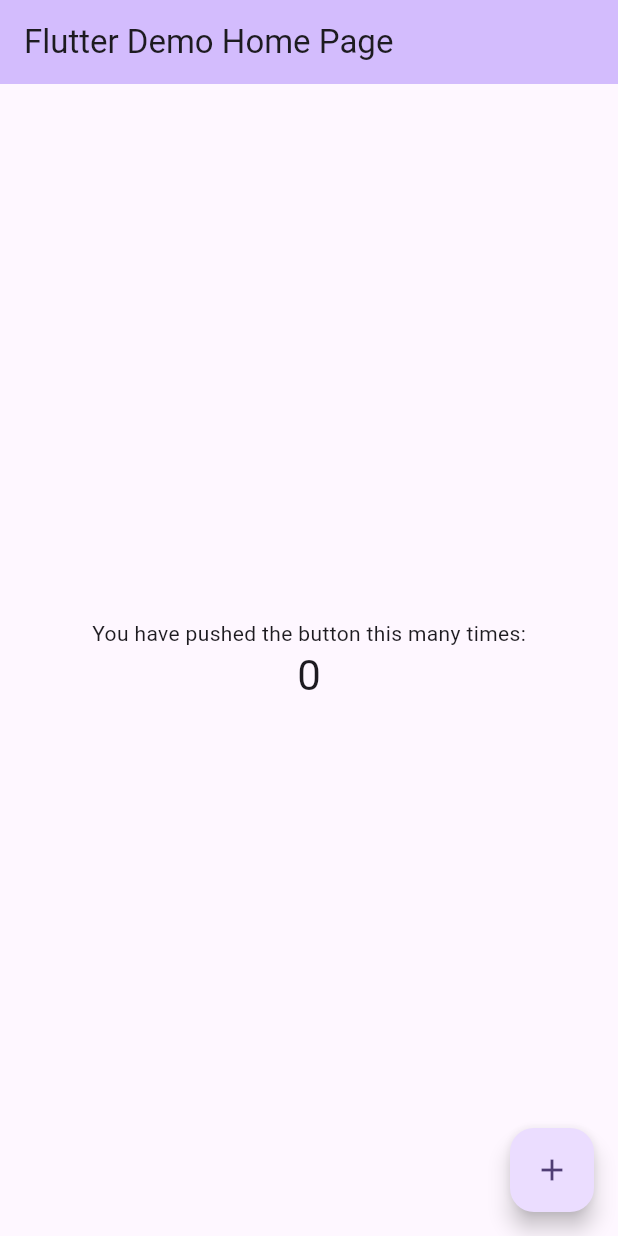
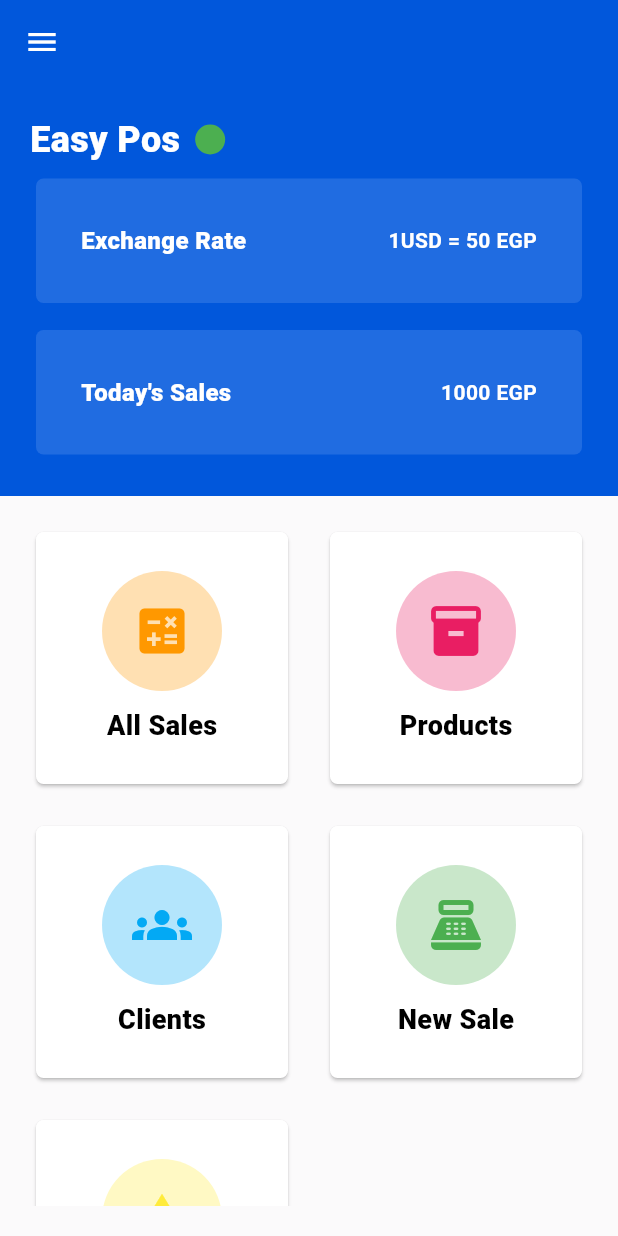
Before and after one commit to Omniamohamd20/Egyption_Council_point-of-sale-app, a Flutter app: the screen it shows after launch, on a phone screen of 412 x 824 dp. Run offline on Flutter 3.47's test engine with Material 3 defaults, Android fonts, the phone set to English and light mode, and no system bars; our stand-ins replace get_it, sqflite, sqflite_common_ffi_web; accounts and stored records are empty.

Commit message:
helper commit

```diff
--- /dev/null
+++ b/lib/helpers/sql_helper.dart
@@ -0,0 +1,73 @@
+import 'package:flutter/foundation.dart';
+import 'package:sqflite/sqflite.dart';
+import 'package:sqflite_common_ffi_web/sqflite_ffi_web.dart';
+
+class SqlHelper {
+  Database? db;
+
+  Future<void> init() async {
+    try {
+      if (kIsWeb) {
+        //web
+        var factory = databaseFactoryFfiWeb;
+        db = await factory.openDatabase('pos.db');
+      } else {
+        db = await openDatabase(
+          'pos.db',
+          version: 1,
+          onCreate: (db, version) {
+            print('database created successfully');
+          },
+        );
+      }
+    } catch (e) {
+      print('Error in creating database: $e');
+    }
+  }
+//future =>await
+  Future<bool> createTables() async {
+    try {
+      var batch = db!.batch();
+      //creating categories table
+      batch.execute("""
+        Create table if not exists categories(
+          id integer primary key,
+          name text not null,
+          description text not null
+          )
+          """);
+
+      //creating products table
+      batch.execute("""
+        Create table if not exists products(
+          id integer primary key,
+          name text not null,
+          description text not null,
+          price double not null,
+          stock integer not null,
+          isAvaliable boolean not null,
+          image blob,
+          categoryId integer not null
+          )
+          """);
+
+      //creating clients table
+      batch.execute("""
+        Create table if not exists clients(
+          id integer primary key,
+          name text not null,
+          email text,
+          phone text,
+          address text
+          )
+          """);
+
+      var result = await batch.commit();
+      print('resuts $result');
+      return true;
+    } catch (e) {
+      print('Error in creating table: $e');
+      return false;
+    }
+  }
+}
--- a/lib/main.dart
+++ b/lib/main.dart
@@ -1,125 +1,63 @@
+import 'package:easy_pos/helpers/sql_helper.dart';
+import 'package:easy_pos/pages/home.dart';
 import 'package:flutter/material.dart';
+import 'package:get_it/get_it.dart';
 
-void main() {
+void main() async {
+  WidgetsFlutterBinding.ensureInitialized();
+
+  var sqlHelper = SqlHelper();
+     //type it just once
+  await sqlHelper.init();
+  if (sqlHelper.db != null) {
+    GetIt.I.registerSingleton<SqlHelper>(sqlHelper);
+  }
+
   runApp(const MyApp());
 }
 
 class MyApp extends StatelessWidget {
   const MyApp({super.key});
 
-  // This widget is the root of your application.
   @override
   Widget build(BuildContext context) {
     return MaterialApp(
-      title: 'Flutter Demo',
+      debugShowCheckedModeBanner: false,
+      title: 'Easy Pos',
       theme: ThemeData(
-        // This is the theme of your application.
-        //
-        // TRY THIS: Try running your application with "flutter run". You'll see
-        // the application has a purple toolbar. Then, without quitting the app,
-        // try changing the seedColor in the colorScheme below to Colors.green
-        // and then invoke "hot reload" (save your changes or press the "hot
-        // reload" button in a Flutter-supported IDE, or press "r" if you used
-        // the command line to start the app).
-        //
-        // Notice that the counter didn't reset back to zero; the application
-        // state is not lost during the reload. To reset the state, use hot
-        // restart instead.
-        //
-        // This works for code too, not just values: Most code changes can be
-        // tested with just a hot reload.
-        colorScheme: ColorScheme.fromSeed(seedColor: Colors.deepPurple),
+        appBarTheme: AppBarTheme(
+            backgroundColor: Color(0xff0157db),
+            //color of anything on the appBar=>
+            foregroundColor: Colors.white),
+        colorScheme: ColorScheme.fromSwatch(
+            errorColor: Colors.red,
+            cardColor: Colors.blue.shade100,
+            backgroundColor: Colors.white,
+            primarySwatch: getMaterialColor(Color(0xff0157db))),
         useMaterial3: true,
       ),
-      home: const MyHomePage(title: 'Flutter Demo Home Page'),
+      home: HomePage(),
     );
   }
-}
 
-class MyHomePage extends StatefulWidget {
-  const MyHomePage({super.key, required this.title});
+  MaterialColor getMaterialColor(Color color) {
+    final int red = color.red;
+    final int green = color.green;
+    final int blue = color.blue;
 
-  // This widget is the home page of your application. It is stateful, meaning
-  // that it has a State object (defined below) that contains fields that affect
-  // how it looks.
+    final Map<int, Color> shades = {
+      50: Color.fromRGBO(red, green, blue, .1),
+      100: Color.fromRGBO(red, green, blue, .2),
+      200: Color.fromRGBO(red, green, blue, .3),
+      300: Color.fromRGBO(red, green, blue, .4),
+      400: Color.fromRGBO(red, green, blue, .5),
+      500: Color.fromRGBO(red, green, blue, .6),
+      600: Color.fromRGBO(red, green, blue, .7),
+      700: Color.fromRGBO(red, green, blue, .8),
+      800: Color.fromRGBO(red, green, blue, .9),
+      900: Color.fromRGBO(red, green, blue, 1),
+    };
 
-  // This class is the configuration for the state. It holds the values (in this
-  // case the title) provided by the parent (in this case the App widget) and
-  // used by the build method of the State. Fields in a Widget subclass are
-  // always marked "final".
-
-  final String title;
-
-  @override
-  State<MyHomePage> createState() => _MyHomePageState();
-}
-
-class _MyHomePageState extends State<MyHomePage> {
-  int _counter = 0;
-
-  void _incrementCounter() {
-    setState(() {
-      // This call to setState tells the Flutter framework that something has
-      // changed in this State, which causes it to rerun the build method below
-      // so that the display can reflect the updated values. If we changed
-      // _counter without calling setState(), then the build method would not be
-      // called again, and so nothing would appear to happen.
-      _counter++;
-    });
-  }
-
-  @override
-  Widget build(BuildContext context) {
-    // This method is rerun every time setState is called, for instance as done
-    // by the _incrementCounter method above.
-    //
-    // The Flutter framework has been optimized to make rerunning build methods
-    // fast, so that you can just rebuild anything that needs updating rather
-    // than having to individually change instances of widgets.
-    return Scaffold(
-      appBar: AppBar(
-        // TRY THIS: Try changing the color here to a specific color (to
-        // Colors.amber, perhaps?) and trigger a hot reload to see the AppBar
-        // change color while the other colors stay the same.
-        backgroundColor: Theme.of(context).colorScheme.inversePrimary,
-        // Here we take the value from the MyHomePage object that was created by
-        // the App.build method, and use it to set our appbar title.
-        title: Text(widget.title),
-      ),
-      body: Center(
-        // Center is a layout widget. It takes a single child and positions it
-        // in the middle of the parent.
-        child: Column(
-          // Column is also a layout widget. It takes a list of children and
-          // arranges them vertically. By default, it sizes itself to fit its
-          // children horizontally, and tries to be as tall as its parent.
-          //
-          // Column has various properties to control how it sizes itself and
-          // how it positions its children. Here we use mainAxisAlignment to
-          // center the children vertically; the main axis here is the vertical
-          // axis because Columns are vertical (the cross axis would be
-          // horizontal).
-          //
-          // TRY THIS: Invoke "debug painting" (choose the "Toggle Debug Paint"
-          // action in the IDE, or press "p" in the console), to see the
-          // wireframe for each widget.
-          mainAxisAlignment: MainAxisAlignment.center,
-          children: <Widget>[
-            const Text(
-              'You have pushed the button this many times:',
-            ),
-            Text(
-              '$_counter',
-              style: Theme.of(context).textTheme.headlineMedium,
-            ),
-          ],
-        ),
-      ),
-      floatingActionButton: FloatingActionButton(
-        onPressed: _incrementCounter,
-        tooltip: 'Increment',
-        child: const Icon(Icons.add),
-      ), // This trailing comma makes auto-formatting nicer for build methods.
-    );
+    return MaterialColor(color.value, shades);
   }
 }
--- /dev/null
+++ b/lib/pages/home.dart
@@ -0,0 +1,167 @@
+import 'package:easy_pos/helpers/sql_helper.dart';
+import 'package:easy_pos/widgets/grid_view_item.dart';
+import 'package:flutter/foundation.dart';
+import 'package:flutter/material.dart';
+import 'package:get_it/get_it.dart';
+
+class HomePage extends StatefulWidget {
+  const HomePage({super.key});
+
+  @override
+  State<HomePage> createState() => _HomePageState();
+}
+
+class _HomePageState extends State<HomePage> {
+  bool isLoading = true;
+  bool isTableIntilized = false;
+  @override
+  void initState() {
+    intilizeTables();
+    super.initState();
+  }
+
+  void intilizeTables() async {
+    var sqlHelper = GetIt.I.get<SqlHelper>();
+    isTableIntilized = await sqlHelper.createTables();
+    isLoading = false;
+    setState(() {});
+  }
+
+  @override
+  Widget build(BuildContext context) {
+    return Scaffold(
+      drawer: Container(),
+      appBar: AppBar(),
+      body: Column(
+        children: [
+          Row(
+            children: [
+              Expanded(
+                child: Container(
+                  height: MediaQuery.of(context).size.height / 3 +
+                      (kIsWeb ? 40 : 0),
+                  color: Theme.of(context).primaryColor,
+                  child: Padding(
+                    padding: const EdgeInsets.symmetric(
+                        horizontal: 20, vertical: 20),
+                    child: Column(
+                      crossAxisAlignment: CrossAxisAlignment.start,
+                      children: [
+                        Row(
+                          children: [
+                            Text(
+                              'Easy Pos',
+                              style: TextStyle(
+                                color: const Color.fromRGBO(255, 255, 255, 1),
+                                fontWeight: FontWeight.w800,
+                                fontSize: 24,
+                              ),
+                            ),
+                            //checking the database is working or not
+                            Padding(
+                              padding: EdgeInsets.symmetric(horizontal: 10),
+                              child: isLoading
+                                  ? Transform.scale(
+                                      scale: .5,
+                                      child: CircularProgressIndicator(
+                                        color: Colors.white,
+                                      ),
+                                    )
+                                  : CircleAvatar(
+                                      backgroundColor: isTableIntilized
+                                          ? Colors.green
+                                          : Colors.red,
+                                      radius: 10,
+                                    ),
+                            )
+                          ],
+                        ),
+                        headerItem('Exchange Rate', '1USD = 50 EGP'),
+                        headerItem('Today\'s Sales', '1000 EGP'),
+                      ],
+                    ),
+                  ),
+                ),
+              ),
+            ],
+          ),
+          Expanded(
+              child: Container(
+            color: const Color(0xfffbfafb),
+            padding: const EdgeInsets.all(20),
+            child: GridView.count(
+              crossAxisCount: 2,
+              mainAxisSpacing: 20,
+              crossAxisSpacing: 20,
+              children: [
+//  GridViewItem is StatelessWidget from widets folder(reusable widget)
+                GridViewItem(
+                  color: Colors.orange,
+                  iconData: Icons.calculate,
+                  label: 'All Sales',
+                ),
+                GridViewItem(
+                  color: Colors.pink,
+                  iconData: Icons.inventory_2,
+                  label: 'Products',
+                ),
+                GridViewItem(
+                  color: Colors.lightBlue,
+                  iconData: Icons.groups,
+                  label: 'Clients',
+                ),
+                GridViewItem(
+                  color: Colors.green,
+                  iconData: Icons.point_of_sale,
+                  label: 'New Sale',
+                ),
+                GridViewItem(
+                  color: Colors.yellow,
+                  iconData: Icons.category,
+                  label: 'Categories',
+                ),
+              ],
+            ),
+          ))
+        ],
+      ),
+    );
+  }
+
+  Widget headerItem(String label, String value) {
+    return Padding(
+      padding: const EdgeInsets.symmetric(vertical: 5),
+      child: Card(
+        color: const Color(0xff206ce1),
+        elevation: 0,
+        shape: RoundedRectangleBorder(
+          borderRadius: BorderRadius.circular(5),
+        ),
+        child: Padding(
+          padding: const EdgeInsets.all(30.0),
+          child: Row(
+            mainAxisAlignment: MainAxisAlignment.spaceBetween,
+            children: [
+              Text(
+                label,
+                style: const TextStyle(
+                  color: Colors.white,
+                  fontWeight: FontWeight.w800,
+                  fontSize: 16,
+                ),
+              ),
+              Text(
+                value,
+                style: const TextStyle(
+                  color: Colors.white,
+                  fontWeight: FontWeight.w600,
+                  fontSize: 14,
+                ),
+              ),
+            ],
+          ),
+        ),
+      ),
+    );
+  }
+}
--- /dev/null
+++ b/lib/widgets/grid_view_item.dart
@@ -0,0 +1,47 @@
+ import 'package:flutter/material.dart';
+
+class GridViewItem extends StatelessWidget {
+  final Color color;
+  final String label;
+  final IconData iconData;
+  const GridViewItem(
+      {required this.label,
+      required this.color,
+      required this.iconData,
+      super.key});
+
+  @override
+  Widget build(BuildContext context) {
+    return Card(
+      color: Colors.white,
+      surfaceTintColor: Colors.white,
+      shape: RoundedRectangleBorder(
+        borderRadius: BorderRadius.circular(5),
+      ),
+      child: Column(
+        mainAxisAlignment: MainAxisAlignment.center,
+        children: [
+          CircleAvatar(
+            radius: 40,
+            backgroundColor: color.withOpacity(.3),
+            child: Icon(
+              iconData,
+              color: color,
+              size: 40,
+            ),
+          ),
+          const SizedBox(
+            height: 10,
+          ),
+          Text(
+            label,
+            style: const TextStyle(
+              fontSize: 18,
+              fontWeight: FontWeight.w800,
+            ),
+          )
+        ],
+      ),
+    );
+  }
+}
--- a/pubspec.yaml
+++ b/pubspec.yaml
@@ -30,6 +30,9 @@ environment:
 dependencies:
   flutter:
     sdk: flutter
+  sqflite: ^2.3.3+1
+  sqflite_common_ffi_web: ^0.4.3+1
+  get_it: ^7.7.0
 
 
   # The following adds the Cupertino Icons font to your application.
```
Also changed, not shown: pubspec.lock, 1 other file.
